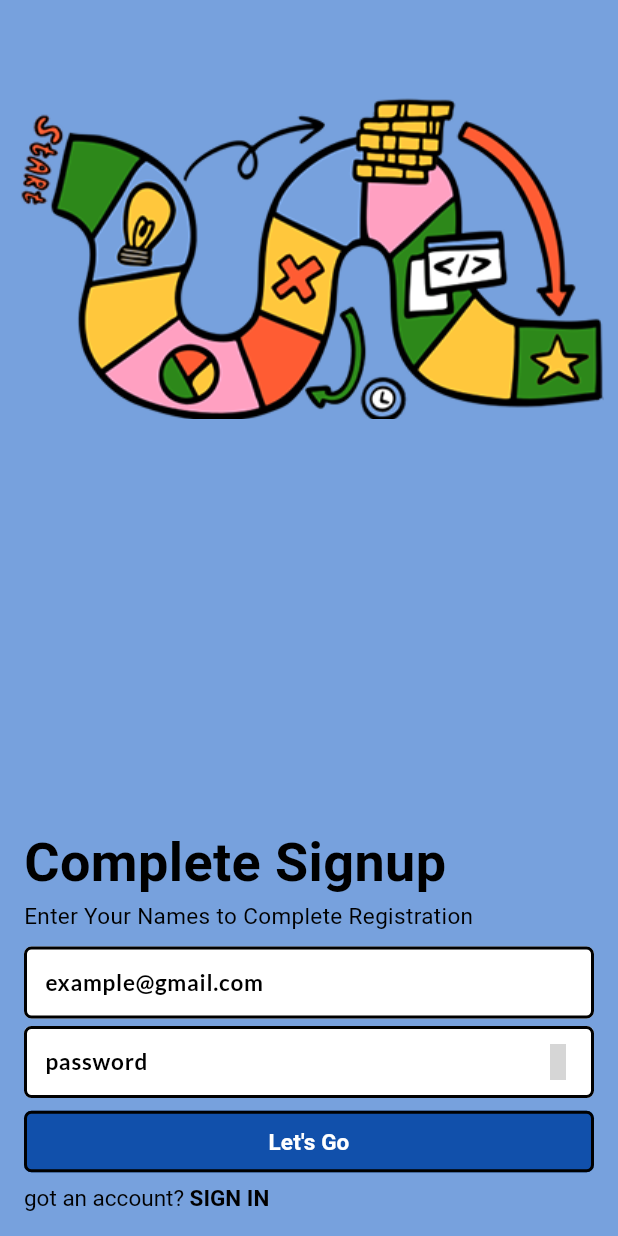
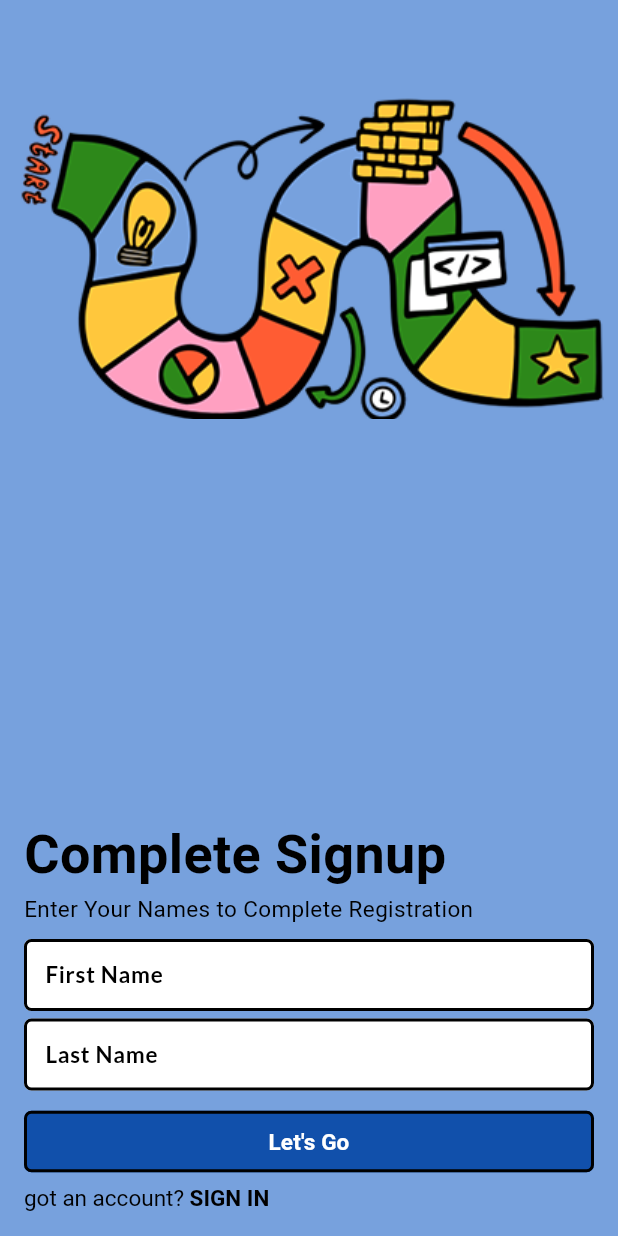
Before and after one commit to JunubiLabs/nilean, a Flutter app: the CompleteSignupPage screen opened directly, on a phone screen of 412 x 824 dp. Run offline on Flutter 3.47's test engine with Material 3 defaults, Android fonts, the phone set to English and light mode, and no system bars; our stand-ins replace firebase_auth, firebase_core, flutter_animate, flutter_bloc, google_fonts, hexcolor and 2 more; accounts and stored records are empty; generated files the repository leaves out were written again; Roboto replaces fonts that are missing (Kanit); grey boxes are pictures that could not be loaded.

Commit message:
Add CompleteSignupPage and update navigation logic; enhance input themes for first and last name fields

```diff
--- a/lib/app.dart
+++ b/lib/app.dart
@@ -1,3 +1,4 @@
+import 'package:buai/ui/pages/complete_signup_page.dart';
 import 'package:buai/ui/pages/reset_password_page.dart';
 import 'package:buai/ui/pages/signup_page.dart';
 import 'package:buai/utils/theme.dart';
@@ -32,6 +33,7 @@ class App extends StatelessWidget {
           '/signin': (context) => SigninPage(),
           '/signup': (context) => SignupPage(),
           '/reset-password': (context) => ResetPasswordPage(),
+          '/complete-signup': (context) => CompleteSignupPage(),
         },
         debugShowCheckedModeBanner: false,
         theme: AppThemes.light,
--- a/lib/ui/pages/complete_signup_page.dart
+++ b/lib/ui/pages/complete_signup_page.dart
@@ -102,40 +102,21 @@ class _CompleteSignupPageState extends State<CompleteSignupPage> {
                               TextFormField(
                                 controller: _firstnameController,
                                 style: GoogleFonts.lato(fontSize: 15),
-                                validator: (email) {
-                                  if (email == null || email.isEmpty) {
-                                    return 'Please enter your email';
-                                  }
-                                  if (!RegExp(
-                                          r"^[a-zA-Z0-9.]+@[a-zA-Z0-9]+\.[a-zA-Z]+")
-                                      .hasMatch(email)) {
-                                    return 'Please enter a valid email';
-                                  }
-                                  return null;
-                                },
-                                decoration: InputThemes.emailInput(context),
+                                decoration: InputThemes.usernameInput(
+                                  "First Name",
+                                  context,
+                                ),
                               ),
                               const SizedBox(height: 5),
                               TextFormField(
                                 controller: _lastnameController,
                                 style: GoogleFonts.lato(fontSize: 15),
-                                validator: (password) {
-                                  if (password == null) {
-                                    return 'Please enter your password';
-                                  }
-                                  if (password.length < 6) {
-                                    return 'Password too short. Should be larger than 6 characters';
-                                  }
-                                  return null;
-                                },
-                                obscuringCharacter: '*',
-                                obscureText: isObsecure,
-                                decoration: InputThemes.passwordInput(
+                                decoration: InputThemes.usernameInput(
+                                  "Last Name",
                                   context,
-                                  isObsecure,
-                                  hidePassword,
                                 ),
                               ),
+                              const SizedBox(height: 5),
                               if (state is AuthError) ...[
                                 const SizedBox(height: 5),
                                 RichText(
--- a/lib/ui/pages/splash_page.dart
+++ b/lib/ui/pages/splash_page.dart
@@ -27,8 +27,11 @@ class _SplashPageState extends State<SplashPage> {
   Future<void> _navigateBasedOnAuthStatus() async {
     User? currentUser = FirebaseAuth.instance.currentUser;
 
-    if (currentUser != null) {
+    if (currentUser != null && currentUser.emailVerified) {
       Navigator.of(context).pushReplacementNamed('/home');
+    }
+    if (currentUser != null && !currentUser.emailVerified) {
+      Navigator.of(context).pushReplacementNamed('/complete-signup');
     } else {
       Navigator.of(context).pushReplacementNamed('/auth');
     }
--- a/lib/utils/input_themes.dart
+++ b/lib/utils/input_themes.dart
@@ -3,6 +3,39 @@ import 'package:google_fonts/google_fonts.dart';
 import 'package:iconsax_plus/iconsax_plus.dart';
 
 class InputThemes {
+  static InputDecoration usernameInput(
+    String label,
+    BuildContext context,
+  ) {
+    return InputDecoration(
+      contentPadding: EdgeInsets.symmetric(vertical: 5, horizontal: 10),
+      filled: true,
+      fillColor: Theme.of(context).colorScheme.primary,
+      labelText: label,
+      labelStyle: GoogleFonts.lato(fontSize: 15, fontWeight: FontWeight.bold),
+      floatingLabelBehavior: FloatingLabelBehavior.never,
+      border: const OutlineInputBorder(),
+      enabledBorder: const OutlineInputBorder(
+        borderSide: BorderSide(color: Colors.black, width: 2),
+        borderRadius: BorderRadius.all(
+          Radius.circular(5),
+        ),
+      ),
+      errorBorder: const OutlineInputBorder(
+        borderSide: BorderSide(color: Colors.red, width: 2),
+        borderRadius: BorderRadius.all(
+          Radius.circular(5),
+        ),
+      ),
+      focusedBorder: const OutlineInputBorder(
+        borderSide: BorderSide(color: Colors.black, width: 2),
+        borderRadius: BorderRadius.all(
+          Radius.circular(5),
+        ),
+      ),
+    );
+  }
+
   static InputDecoration emailInput(BuildContext context) {
     return InputDecoration(
       contentPadding: EdgeInsets.symmetric(vertical: 5, horizontal: 10),
```
